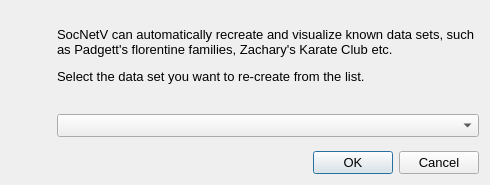
Above: src/forms/datasetselectdialog.ui from socnetv/app before the change. Below: the same form after it.
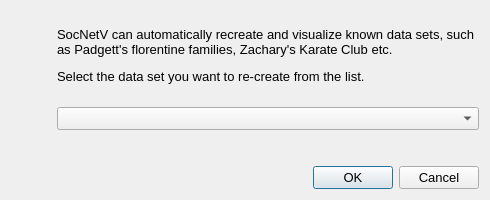
That is the form after the change. Icons and pictures are not drawn.

Commit message: fixing dataset recreate dialog in mac 4

Diff of the .ui file:
```diff
--- a/src/forms/datasetselectdialog.ui
+++ b/src/forms/datasetselectdialog.ui
@@ -10,7 +10,7 @@
     <x>0</x>
     <y>0</y>
     <width>490</width>
-    <height>185</height>
+    <height>200</height>
    </rect>
   </property>
   <property name="sizePolicy">
@@ -22,7 +22,7 @@
   <property name="minimumSize">
    <size>
     <width>460</width>
-    <height>185</height>
+    <height>200</height>
    </size>
   </property>
   <property name="maximumSize">
@@ -89,7 +89,7 @@
      </property>
     </widget>
    </item>
-   <item row="2" column="1">
+   <item row="1" column="1">
     <layout class="QHBoxLayout" name="horizontalLayout">
      <item>
       <widget class="QComboBox" name="selectBox">
@@ -106,7 +106,7 @@
      </item>
     </layout>
    </item>
-   <item row="3" column="1">
+   <item row="2" column="1">
     <spacer name="verticalSpacer">
      <property name="orientation">
       <enum>Qt::Vertical</enum>
@@ -119,7 +119,7 @@
      </property>
     </spacer>
    </item>
-   <item row="4" column="1">
+   <item row="3" column="1">
     <widget class="QDialogButtonBox" name="buttonBox">
      <property name="font">
       <font>
@@ -134,19 +134,6 @@
      </property>
     </widget>
    </item>
-   <item row="1" column="1">
-    <spacer name="verticalSpacer_2">
-     <property name="orientation">
-      <enum>Qt::Vertical</enum>
-     </property>
-     <property name="sizeHint" stdset="0">
-      <size>
-       <width>20</width>
-       <height>40</height>
-      </size>
-     </property>
-    </spacer>
-   </item>
   </layout>
  </widget>
  <resources/>
```
